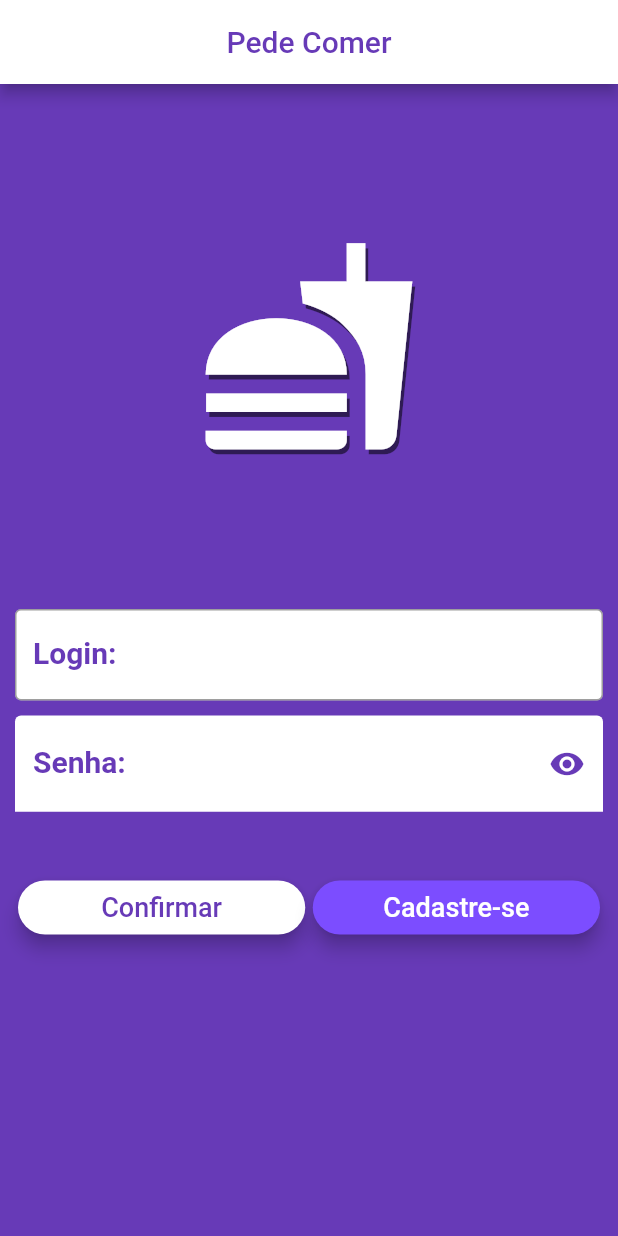
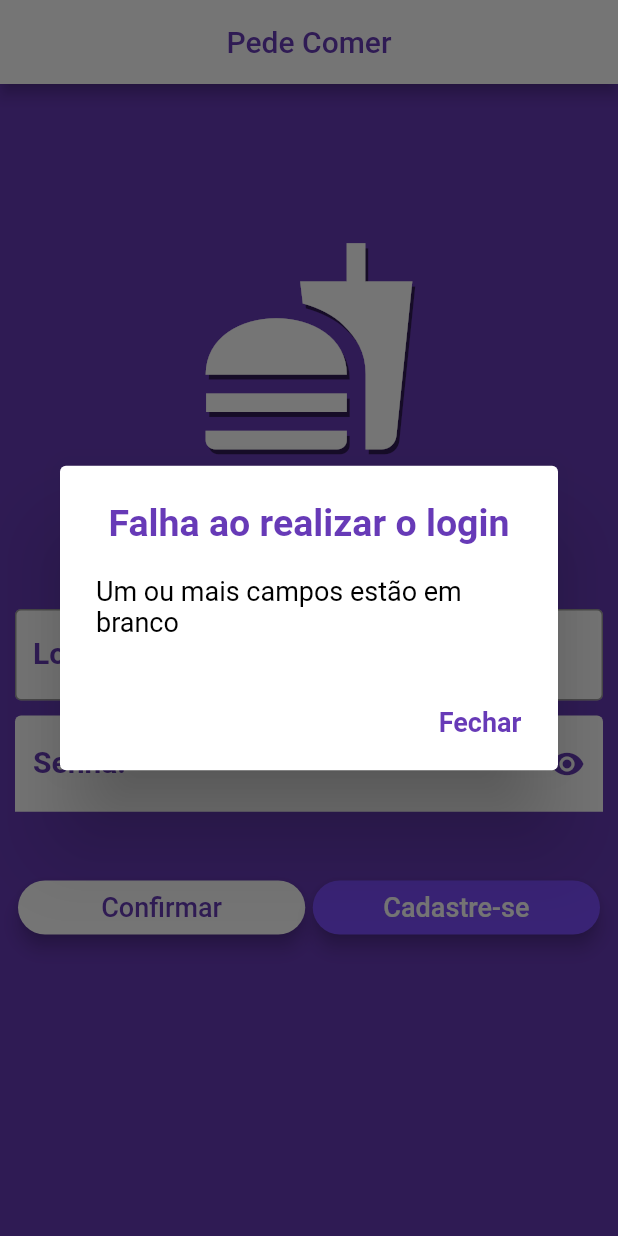
Before and after one commit to Samuelssj/Pede_Come_Mobile, a Flutter app: the screen it shows after launch, after a tap on "Confirmar", on a phone screen of 412 x 824 dp. Run offline on Flutter 3.47's test engine with Material 2 defaults, Android fonts, the phone set to English and light mode, and no system bars; our stand-ins replace dio.

```diff
--- a/pede_comer/lib/app/splash/Splash.dart
+++ b/pede_comer/lib/app/splash/Splash.dart
@@ -28,9 +28,9 @@ class _SplashState extends State<Splash> {
     // this.repositoryShared.verificar_login(); //retornando do servido
     bool flag = await this.repositoryShared.flag;
     if (flag) {
-      Navigator.pushReplacementNamed(context, 'home');
+      Navigator.pushReplacementNamed(context, '/Home');
     } else {
-      Navigator.pushReplacementNamed(context, 'login');
+      Navigator.pushReplacementNamed(context, '/Login');
     }
   }
 
--- a/pede_comer/lib/login/Login.dart
+++ b/pede_comer/lib/login/Login.dart
@@ -5,6 +5,8 @@ import 'package:pede_comer/cadastro/Cadastro.dart';
 import 'package:pede_comer/home/Home.dart';
 import 'package:pede_comer/shared/cores.dart';
 import 'package:http/http.dart' as http;
+
+
 
 class Login extends StatefulWidget {
 
@@ -82,7 +84,6 @@ class _LoginState extends State<Login> {
                 TextField(
                   onChanged:(String value){
                     password = value;
-                    print(this.password);
                   },
                   controller: _senhaController,
                   decoration: InputDecoration(
@@ -126,22 +127,19 @@ class _LoginState extends State<Login> {
                           textColor: Colors.deepPurple,
                           onPressed: ()async {
                             if(_loginController.text.isEmpty || _senhaController.text.isEmpty){
-                              print('ta vazio');
+                              _showDialog('Falha ao realizar o login', 'Um ou mais campos estão em branco');
                             }else{
-                              // await repositoryShared.getHttp();
-
-                            // print(await RepositoryShared.verificar_login(this.username, this.password));
-                              if(await RepositoryShared.verificar_login(this.username, this.password)){
+                              if(await RepositoryShared.verificar_login(_loginController.text, _senhaController.text)){
                                 Navigator.push(
                                     context,
                                     MaterialPageRoute(
                                         builder: (context) => Home()));
                               }
                               else{
+                                _showDialog('Usuario e/ou senha incorretos', 'Um ou mais dados informados estão incorretos');
                                 print('algo deu errado<TENTE NOVAMENTE>');
                               //
                               }
-
                             }
 
 
@@ -164,9 +162,6 @@ class _LoginState extends State<Login> {
                           ),
                           textColor: Colors.white,
                           onPressed:()async {
-                            //
-                            // await repositoryShared.verificar_login(this.username, this.password);
-                            //
                             Navigator.push(
                                 context,
                                 MaterialPageRoute(
@@ -184,6 +179,42 @@ class _LoginState extends State<Login> {
     );
   }
 
+  void _showDialog(String t, String s) {
+    showDialog(
+      context: context,
+      builder: (BuildContext context) {
+        // retorna um objeto do tipo Dialog
+        return AlertDialog(
+          title: new Text(t,
+            style: TextStyle(
+                color: Colors.deepPurple,
+                fontWeight: FontWeight.bold,
+                fontSize: 25.0
+            ),
+            textAlign: TextAlign.center,
+          ),
+          content: new Text(s, style: TextStyle(
+              color: Colors.black,
+              fontSize: 18.0
+          ),),
+          actions: <Widget>[
+            // define os botões na base do dialogo
+            new FlatButton(
+              child: new Text("Fechar", style: TextStyle(
+                  color: Colors.deepPurple,
+                  fontWeight: FontWeight.bold,
+                  fontSize: 18.0
+              ),),
+              onPressed: () {
+                Navigator.of(context).pop();
+              },
+            ),
+          ],
+        );
+      },
+    );
+  }
+}
 
 //   @override
 //   HomePageState createState() {
@@ -523,4 +554,3 @@ class _LoginState extends State<Login> {
 //       ),
 //     );
 //   }
-}
--- a/pede_comer/lib/main.dart
+++ b/pede_comer/lib/main.dart
@@ -1,4 +1,6 @@
 import 'package:flutter/material.dart';
+import 'package:pede_comer/cadastro/Cadastro.dart';
+import 'package:pede_comer/cadastro/Cadastro_endereco.dart';
 import 'package:pede_comer/login/Login.dart';
 import 'app/splash/Splash.dart';
 import 'home/Home.dart';
@@ -9,16 +11,9 @@ void main() {
    );
 }
 
-
 class MyApp extends StatelessWidget {
   @override
   Widget build(BuildContext context) {
-
-    Map<String, WidgetBuilder> rotas ={
-     'home': (_)=>Home(),
-     'login': (_)=>Login(),
-      'inicio':(_)=>InicioScreen()
-    };
 
     return MaterialApp(
       theme: ThemeData(
@@ -28,9 +23,13 @@ class MyApp extends StatelessWidget {
       // ),
     ),
       debugShowCheckedModeBanner: false,
-      routes: rotas,
-      home: Splash()
-
+      home: Splash(),
+      routes: {
+        '/Home': (_)=>Home(),
+        '/Login': (_)=>Login(),
+        '/Cadastrar':(_)=>Cadastro(),
+        '/Cadastrar_endereco':(_)=>Endereco(),
+      },
 
     );
   }
--- /dev/null
+++ b/pede_comer/lib/shared/Objeto.dart
@@ -0,0 +1,5 @@
+
+
+import 'package:pede_comer/shared/models/cliente.dart';
+
+List<Cliente> clientes = new List();
```
Also changed, not shown: pede_comer/lib/app/splash/RepositoryShared.dart (+5 -4 lines), pede_comer/lib/cadastro/Cadastro.dart (+25 -7 lines), pede_comer/lib/cadastro/Cadastro_endereco.dart (+51 -19 lines), pede_comer/lib/shared/models/cliente.dart (added, +27 -0 lines).
